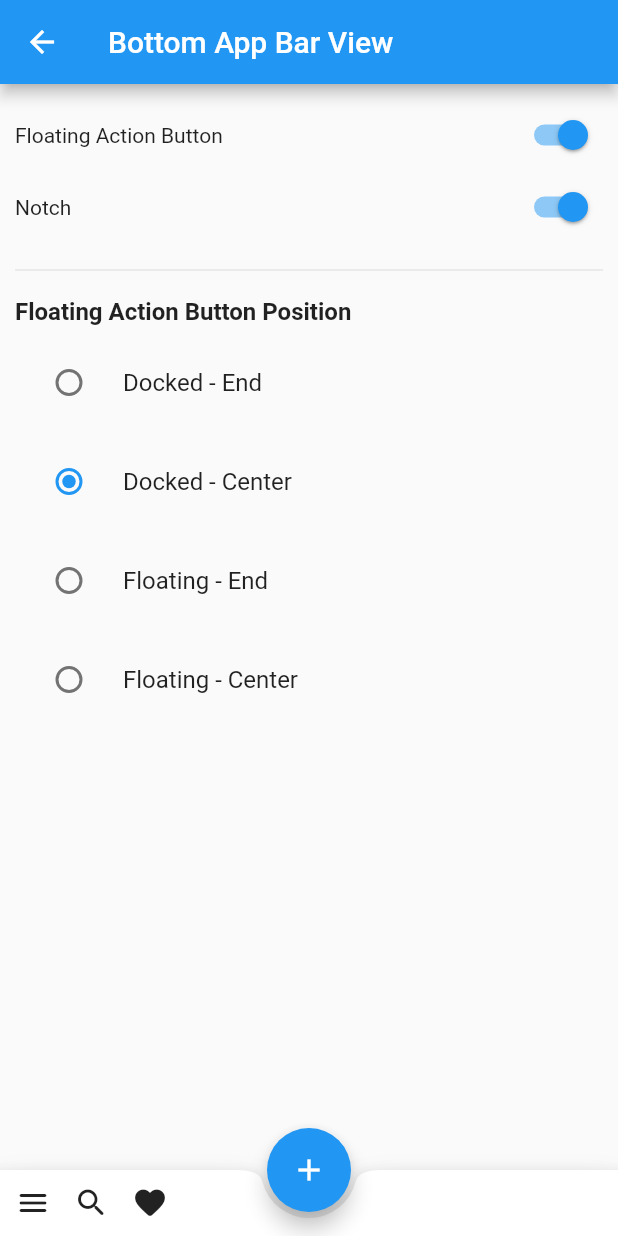
After one commit to callie-go/home-screen-listtitle, a Flutter app: the BottomAppbarBtnActionView screen opened directly, after a tap on "Docked - Center", on a phone screen of 412 x 824 dp. The commit adds this screen. Run offline on Flutter 3.47's test engine with Material 2 defaults, Android fonts, the phone set to English and light mode, and no system bars; our stand-ins replace bloc, equatable, flutter_bloc.

Commit message:
feature: bottom appbar btn action float

```diff
--- /dev/null
+++ b/lib/src/feature/bottom_appbar_btn_action/cubit/bottom_appbar_btn_action_cubit.dart
@@ -0,0 +1,27 @@
+import 'package:bloc/bloc.dart';
+import 'package:equatable/equatable.dart';
+import 'package:flutter/material.dart';
+
+part 'bottom_appbar_btn_action_state.dart';
+
+class BottomAppbarBtnActionCubit extends Cubit<BottomAppbarBtnActionState> {
+  BottomAppbarBtnActionCubit() : super(const BottomAppbarBtnActionState());
+
+  void changeShowFloatingActionButton(bool value) {
+    emit(state.copyWith(
+      showFloatingActionButton: value,
+      floatingActionButtonLocation:
+          value ? FloatingActionButtonLocation.endDocked : null,
+    ));
+  }
+
+  void changeBottomAppBarShowNotchStatus(bool value) {
+    emit(state.copyWith(showNotch: value));
+  }
+
+  void changeFloatingActionButtonLocation(FloatingActionButtonLocation? value) {
+    if (state.showFloatingActionButton) {
+      emit(state.copyWith(floatingActionButtonLocation: value));
+    }
+  }
+}
--- /dev/null
+++ b/lib/src/feature/bottom_appbar_btn_action/cubit/bottom_appbar_btn_action_state.dart
@@ -0,0 +1,34 @@
+part of 'bottom_appbar_btn_action_cubit.dart';
+
+class BottomAppbarBtnActionState extends Equatable {
+  const BottomAppbarBtnActionState({
+    this.showFloatingActionButton = true,
+    this.showNotch = true,
+    this.floatingActionButtonLocation = FloatingActionButtonLocation.endDocked,
+  });
+
+  final bool showFloatingActionButton;
+  final bool showNotch;
+  final FloatingActionButtonLocation floatingActionButtonLocation;
+
+  @override
+  List<Object> get props => [
+        showFloatingActionButton,
+        showNotch,
+        floatingActionButtonLocation,
+      ];
+
+  BottomAppbarBtnActionState copyWith({
+    bool? showFloatingActionButton,
+    bool? showNotch,
+    FloatingActionButtonLocation? floatingActionButtonLocation,
+  }) {
+    return BottomAppbarBtnActionState(
+      showFloatingActionButton:
+          showFloatingActionButton ?? this.showFloatingActionButton,
+      showNotch: showNotch ?? this.showNotch,
+      floatingActionButtonLocation:
+          floatingActionButtonLocation ?? this.floatingActionButtonLocation,
+    );
+  }
+}
--- /dev/null
+++ b/lib/src/feature/bottom_appbar_btn_action/views/screen_bottom_appbar_btn_action.dart
@@ -0,0 +1,16 @@
+import 'package:flutter/material.dart';
+import 'package:flutter_bloc/flutter_bloc.dart';
+import 'package:home_screen_listtile/src/feature/bottom_appbar_btn_action/cubit/bottom_appbar_btn_action_cubit.dart';
+import 'package:home_screen_listtile/src/feature/bottom_appbar_btn_action/views/view_bottom_appbar_btn_action.dart';
+
+class BottomAppbarBtnActionScreen extends StatelessWidget {
+  const BottomAppbarBtnActionScreen({super.key});
+
+  @override
+  Widget build(BuildContext context) {
+    return BlocProvider(
+      create: (context) => BottomAppbarBtnActionCubit(),
+      child: const BottomAppbarBtnActionView(),
+    );
+  }
+}
--- /dev/null
+++ b/lib/src/feature/bottom_appbar_btn_action/views/view_bottom_appbar_btn_action.dart
@@ -0,0 +1,42 @@
+import 'package:flutter/material.dart';
+import 'package:flutter_bloc/flutter_bloc.dart';
+import 'package:home_screen_listtile/src/feature/bottom_appbar_btn_action/cubit/bottom_appbar_btn_action_cubit.dart';
+import 'package:home_screen_listtile/src/feature/bottom_appbar_btn_action/widgets/main_screens_bottom_appbar_btn_action.dart';
+
+class BottomAppbarBtnActionView extends StatelessWidget {
+  const BottomAppbarBtnActionView({super.key});
+
+  @override
+  Widget build(BuildContext context) {
+    return BlocBuilder<BottomAppbarBtnActionCubit, BottomAppbarBtnActionState>(
+        builder: (context, state) {
+      return Scaffold(
+        appBar: AppBar(
+          title: const Text('Bottom App Bar View'),
+        ),
+        bottomNavigationBar: BottomAppBar(
+          padding: const EdgeInsets.symmetric(vertical: 10, horizontal: 10),
+          shape: state.showNotch ? const CircularNotchedRectangle() : null,
+          child: const Row(
+            children: [
+              Icon(Icons.menu_rounded),
+              SizedBox(width: 15),
+              Icon(Icons.search_rounded),
+              SizedBox(width: 15),
+              Icon(Icons.favorite_rounded),
+            ],
+          ),
+        ),
+        floatingActionButtonLocation: state.floatingActionButtonLocation,
+        floatingActionButton: state.showFloatingActionButton
+            ? FloatingActionButton(
+                onPressed: () {},
+                tooltip: 'Increment',
+                child: const Icon(Icons.add),
+              )
+            : null,
+        body: const MainScreenBottomAppbarBtnAction(),
+      );
+    });
+  }
+}
--- /dev/null
+++ b/lib/src/feature/bottom_appbar_btn_action/widgets/main_screens_bottom_appbar_btn_action.dart
@@ -0,0 +1,26 @@
+import 'package:flutter/material.dart';
+import 'package:home_screen_listtile/src/feature/bottom_appbar_btn_action/widgets/radio_btn_widget.dart';
+import 'package:home_screen_listtile/src/feature/bottom_appbar_btn_action/widgets/switchers_widget.dart';
+
+class MainScreenBottomAppbarBtnAction extends StatelessWidget {
+  const MainScreenBottomAppbarBtnAction({super.key});
+
+  @override
+  Widget build(BuildContext context) {
+    return const Padding(
+      padding: EdgeInsets.symmetric(
+        vertical: 10,
+        horizontal: 10,
+      ),
+      child: Column(
+        children: [
+          SwitcherWidget(),
+          SizedBox(height: 10),
+          Divider(),
+          SizedBox(height: 10),
+          RadioBtnWidget(),
+        ],
+      ),
+    );
+  }
+}
--- /dev/null
+++ b/lib/src/feature/bottom_appbar_btn_action/widgets/radio_btn_widget.dart
@@ -0,0 +1,86 @@
+import 'package:flutter/material.dart';
+import 'package:flutter_bloc/flutter_bloc.dart';
+import 'package:home_screen_listtile/src/feature/bottom_appbar_btn_action/cubit/bottom_appbar_btn_action_cubit.dart';
+import 'package:home_screen_listtile/widgets/setting_row.dart';
+
+class RadioBtnWidget extends StatelessWidget {
+  const RadioBtnWidget({super.key});
+
+  @override
+  Widget build(BuildContext context) {
+    return BlocBuilder<BottomAppbarBtnActionCubit, BottomAppbarBtnActionState>(
+      buildWhen: (previous, current) {
+        return previous.floatingActionButtonLocation !=
+                current.floatingActionButtonLocation ||
+            previous.showFloatingActionButton !=
+                current.showFloatingActionButton;
+      },
+      builder: (context, state) {
+        if (state.showFloatingActionButton == false) {
+          return const SizedBox();
+        }
+
+        return Column(
+          crossAxisAlignment: CrossAxisAlignment.start,
+          children: [
+            const Text(
+              'Floating Action Button Position',
+              style: TextStyle(
+                fontSize: 16,
+                fontWeight: FontWeight.bold,
+              ),
+            ),
+            const SizedBox(height: 10),
+            SettingRow<FloatingActionButtonLocation>(
+              settingType: SettingType.radio,
+              title: 'Docked - End',
+              currentValue: FloatingActionButtonLocation.endDocked,
+              radioGroupValue: state.floatingActionButtonLocation,
+              onChanged: (value) {
+                context
+                    .read<BottomAppbarBtnActionCubit>()
+                    .changeFloatingActionButtonLocation(value);
+              },
+            ),
+            const SizedBox(height: 10),
+            SettingRow<FloatingActionButtonLocation>(
+              settingType: SettingType.radio,
+              title: 'Docked - Center',
+              currentValue: FloatingActionButtonLocation.centerDocked,
+              radioGroupValue: state.floatingActionButtonLocation,
+              onChanged: (value) {
+                context
+                    .read<BottomAppbarBtnActionCubit>()
+                    .changeFloatingActionButtonLocation(value);
+              },
+            ),
+            const SizedBox(height: 10),
+            SettingRow<FloatingActionButtonLocation>(
+              settingType: SettingType.radio,
+              title: 'Floating - End',
+              currentValue: FloatingActionButtonLocation.endFloat,
+              radioGroupValue: state.floatingActionButtonLocation,
+              onChanged: (value) {
+                context
+                    .read<BottomAppbarBtnActionCubit>()
+                    .changeFloatingActionButtonLocation(value);
+              },
+            ),
+            const SizedBox(height: 10),
+            SettingRow<FloatingActionButtonLocation>(
+              settingType: SettingType.radio,
+              title: 'Floating - Center',
+              currentValue: FloatingActionButtonLocation.centerFloat,
+              radioGroupValue: state.floatingActionButtonLocation,
+              onChanged: (value) {
+                context
+                    .read<BottomAppbarBtnActionCubit>()
+                    .changeFloatingActionButtonLocation(value);
+              },
+            ),
+          ],
+        );
+      },
+    );
+  }
+}
--- /dev/null
+++ b/lib/src/feature/bottom_appbar_btn_action/widgets/switchers_widget.dart
@@ -0,0 +1,46 @@
+import 'package:flutter/material.dart';
+import 'package:flutter_bloc/flutter_bloc.dart';
+import 'package:home_screen_listtile/src/feature/bottom_appbar_btn_action/cubit/bottom_appbar_btn_action_cubit.dart';
+import 'package:home_screen_listtile/widgets/setting_row.dart';
+
+class SwitcherWidget extends StatelessWidget {
+  const SwitcherWidget({super.key});
+
+  @override
+  Widget build(BuildContext context) {
+    return BlocBuilder<BottomAppbarBtnActionCubit, BottomAppbarBtnActionState>(
+      buildWhen: (previous, current) {
+        return previous.showFloatingActionButton !=
+                current.showFloatingActionButton ||
+            previous.showNotch != current.showNotch;
+      },
+      builder: (context, state) {
+        return Column(
+          crossAxisAlignment: CrossAxisAlignment.stretch,
+          children: [
+            SettingRow<bool>(
+              settingType: SettingType.switcher,
+              title: 'Floating Action Button',
+              currentValue: state.showFloatingActionButton,
+              onChanged: (value) {
+                context
+                    .read<BottomAppbarBtnActionCubit>()
+                    .changeShowFloatingActionButton(value ?? false);
+              },
+            ),
+            SettingRow<bool>(
+              settingType: SettingType.switcher,
+              title: 'Notch',
+              currentValue: state.showNotch,
+              onChanged: (value) {
+                context
+                    .read<BottomAppbarBtnActionCubit>()
+                    .changeBottomAppBarShowNotchStatus(value ?? false);
+              },
+            ),
+          ],
+        );
+      },
+    );
+  }
+}
--- a/lib/src/router/router.dart
+++ b/lib/src/router/router.dart
@@ -1,4 +1,5 @@
 import 'package:flutter/material.dart';
+import 'package:home_screen_listtile/src/feature/bottom_appbar_btn_action/views/screen_bottom_appbar_btn_action.dart';
 import 'package:home_screen_listtile/src/feature/home/view/home_screen.dart';
 import 'package:home_screen_listtile/src/router/route_names.dart';
 
@@ -9,6 +10,12 @@ class AppRouter {
         return MaterialPageRoute(
           builder: (context) {
             return const HomeScreen();
+          },
+        );
+      case RouterNames.bottomAppBar:
+        return MaterialPageRoute(
+          builder: (context) {
+            return const BottomAppbarBtnActionScreen();
           },
         );
       default:
```
